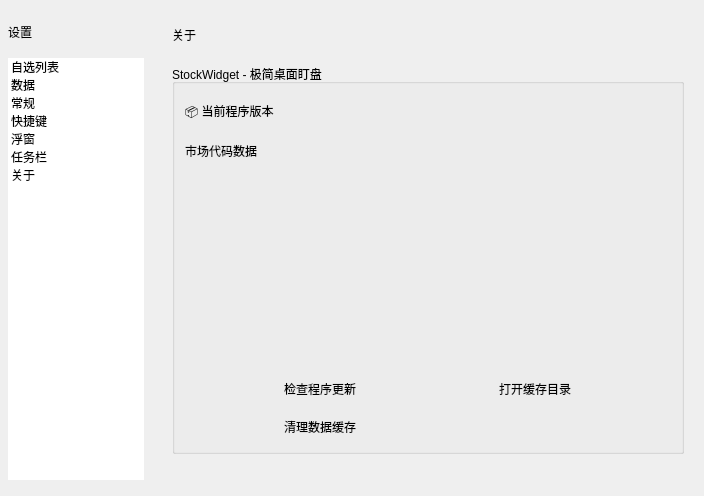
Qt form stockwidget/ui/generated/settings.ui (sbr0574/StockWidget) before a commit.
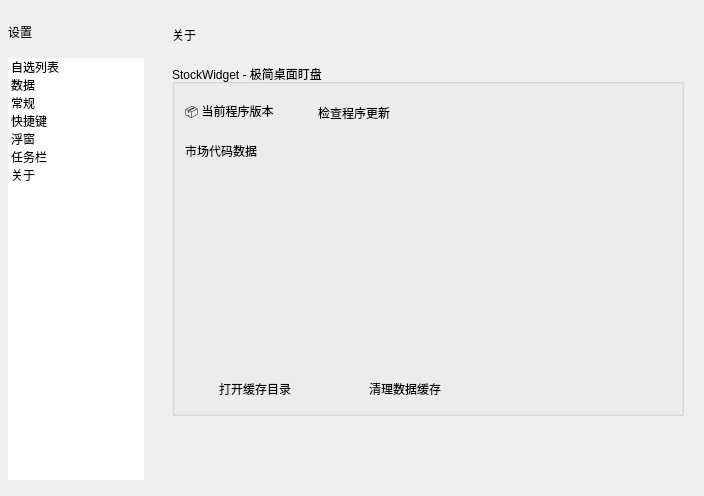
The same form after that commit. The open tabs and pages were chosen to show the change. Icons and pictures are not drawn. Custom widgets are drawn as their Qt base class.

Commit message: ui: align about actions and chart setting descriptions

```diff
--- a/stockwidget/ui/generated/settings.ui
+++ b/stockwidget/ui/generated/settings.ui
@@ -7376,6 +7376,13 @@
                <number>15</number>
               </property>
               <item>
+               <layout class="QHBoxLayout" name="aboutVersionLayout">
+                <property name="leftMargin"><number>0</number></property>
+                <property name="topMargin"><number>0</number></property>
+                <property name="rightMargin"><number>0</number></property>
+                <property name="bottomMargin"><number>0</number></property>
+                <property name="spacing"><number>10</number></property>
+                <item>
                <widget class="QLabel" name="label_version_state">
                 <property name="text">
                  <string>📦 当前程序版本</string>
@@ -7401,6 +7408,39 @@
                </widget>
               </item>
               <item>
+                 <widget class="QPushButton" name="btn_check_update">
+                  <property name="text">
+                   <string>检查程序更新</string>
+                  </property>
+                  <property name="autoDefault">
+                   <bool>false</bool>
+                  </property>
+                  <property name="flat">
+                   <bool>true</bool>
+                  </property>
+                  <property name="minimumSize">
+                   <size>
+                    <width>140</width>
+                    <height>28</height>
+                   </size>
+                  </property>
+                  <property name="maximumSize">
+                   <size>
+                    <width>140</width>
+                    <height>28</height>
+                   </size>
+                  </property>
+                 </widget>
+                </item>
+                <item>
+                 <spacer name="aboutVersionSpacer">
+                  <property name="orientation"><enum>Qt::Orientation::Horizontal</enum></property>
+                  <property name="sizeHint" stdset="0"><size><width>0</width><height>0</height></size></property>
+                 </spacer>
+                </item>
+               </layout>
+              </item>
+              <item>
                <widget class="QLabel" name="label_data_state">
                 <property name="text">
                  <string>市场代码数据</string>
@@ -7445,36 +7485,11 @@
                </widget>
               </item>
               <item>
-               <layout class="QGridLayout" name="aboutActionsLayout">
+               <layout class="QHBoxLayout" name="aboutActionsLayout">
                 <property name="spacing">
                  <number>10</number>
                 </property>
-                <item row="0" column="0">
-                 <widget class="QPushButton" name="btn_check_update">
-                  <property name="text">
-                   <string>检查程序更新</string>
-                  </property>
-                  <property name="autoDefault">
-                   <bool>false</bool>
-                  </property>
-                  <property name="flat">
-                   <bool>true</bool>
-                  </property>
-                  <property name="minimumSize">
-                   <size>
-                    <width>140</width>
-                    <height>28</height>
-                   </size>
-                  </property>
-                  <property name="maximumSize">
-                   <size>
-                    <width>140</width>
-                    <height>28</height>
-                   </size>
-                  </property>
-                 </widget>
-                </item>
-                <item row="0" column="1">
+                <item>
                  <widget class="QPushButton" name="btn_open_cache_dir">
                   <property name="text">
                    <string>打开缓存目录</string>
@@ -7499,7 +7514,7 @@
                   </property>
                  </widget>
                 </item>
-                <item row="1" column="0">
+                <item>
                  <widget class="QPushButton" name="btn_clear_cache">
                   <property name="text">
                    <string>清理数据缓存</string>
@@ -7527,6 +7542,12 @@
                   </property>
                  </widget>
                 </item>
+                <item>
+                 <spacer name="aboutActionsSpacer">
+                  <property name="orientation"><enum>Qt::Orientation::Horizontal</enum></property>
+                  <property name="sizeHint" stdset="0"><size><width>0</width><height>0</height></size></property>
+                 </spacer>
+                </item>
                </layout>
               </item>
              </layout>
```
Left out of the diff: 6 changed lines with no effect on the pictures. Lines whose indentation alone changed are shown as unchanged. The commit also changes 3 other files.
